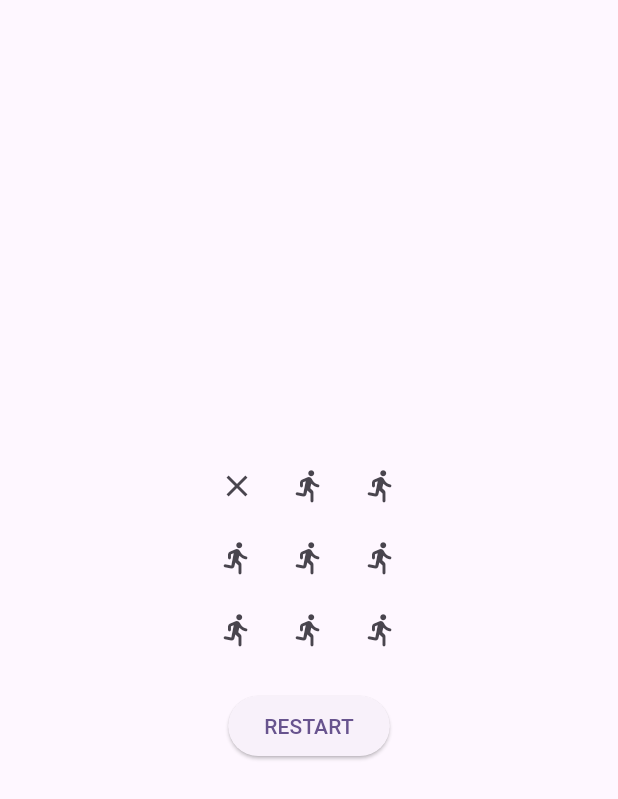
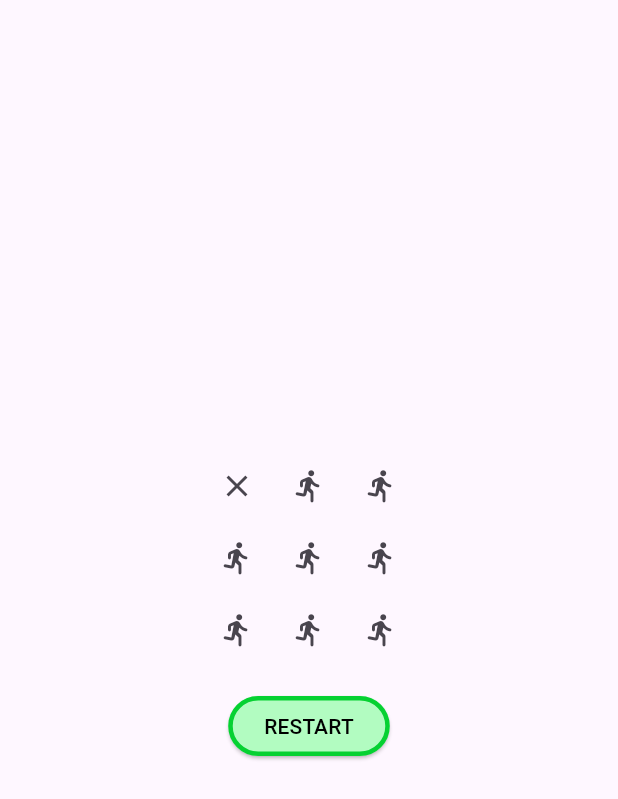
Before and after one commit to Nikorasukun/TicTacDart, a Flutter app: the screen it shows after launch, after a tap on the "directions run" icon, on a phone screen of 412 x 824 dp. Shown: the top 799 px of the screen. Run offline on Flutter 3.47's test engine with Material 3 defaults, Android fonts, the phone set to English and light mode, and no system bars; our stand-ins replace cool_alert.

Commit message:
risolto bug per il quale se cliccavi una casella già occupata la sovrascriveva

```diff
--- a/lib/main.dart
+++ b/lib/main.dart
@@ -49,60 +49,58 @@ class _MyHomePageState extends State<MyHomePage> {
     switch(s){
       case "lu":
         setState(() {
-          icons[0] = state ? Icons.circle_outlined : Icons.close;
+          if(icons[0] == Icons.directions_run_rounded) { icons[0] = state ? Icons.circle_outlined : Icons.close; state = !state; }
         });
         break;
 
       case "cu":
         setState(() {
-          icons[1] = state ? Icons.circle_outlined : Icons.close;
+          if(icons[1] == Icons.directions_run_rounded) { icons[1] = state ? Icons.circle_outlined : Icons.close; state = !state; }
         });
         break;
 
       case "ru":
         setState(() {
-          icons[2] = state ? Icons.circle_outlined : Icons.close;
+          if(icons[2] == Icons.directions_run_rounded) { icons[2] = state ? Icons.circle_outlined : Icons.close; state = !state; }
         });
         break;
 
       case "lm":
         setState(() {
-          icons[3] = state ? Icons.circle_outlined : Icons.close;
+          if(icons[3] == Icons.directions_run_rounded) { icons[3] = state ? Icons.circle_outlined : Icons.close; state = !state; }
         });
         break;
 
       case "cm":
         setState(() {
-          icons[4] = state ? Icons.circle_outlined : Icons.close;
+          if(icons[4] == Icons.directions_run_rounded) { icons[4] = state ? Icons.circle_outlined : Icons.close; state = !state; }
         });
         break;
 
       case "rm":
         setState(() {
-          icons[5] = state ? Icons.circle_outlined : Icons.close;
+          if(icons[5] == Icons.directions_run_rounded) { icons[5] = state ? Icons.circle_outlined : Icons.close; state = !state; }
         });
         break;
 
       case "ld":
         setState(() {
-          icons[6] = state ? Icons.circle_outlined : Icons.close;
+          if(icons[6] == Icons.directions_run_rounded) { icons[6] = state ? Icons.circle_outlined : Icons.close; state = !state; }
         });
         break;
 
       case "cd":
         setState(() {
-          icons[7] = state ? Icons.circle_outlined : Icons.close;
+          if(icons[7] == Icons.directions_run_rounded) { icons[7] = state ? Icons.circle_outlined : Icons.close; state = !state; }
         });
         break;
 
       case "rd":
         setState(() {
-          icons[8] = state ? Icons.circle_outlined : Icons.close;
+          if(icons[8] == Icons.directions_run_rounded) { icons[8] = state ? Icons.circle_outlined : Icons.close; state = !state; }
         });
         break;
     }
-
-    state = !state;
 
     if(_hasWon() != "no") {
       _showAlert(_hasWon());
@@ -172,7 +170,20 @@ class _MyHomePageState extends State<MyHomePage> {
             ),
             Padding(
               padding: const EdgeInsets.all(16.0),
-              child: ElevatedButton(onPressed: _restart, child: const Text("RESTART"),),
+              child:
+              ElevatedButton(
+                style: const ButtonStyle(
+                  foregroundColor: WidgetStatePropertyAll(Colors.black),
+                  backgroundColor: WidgetStatePropertyAll<Color>(Color.fromARGB(255, 178, 252, 193)),
+                  side: WidgetStatePropertyAll(BorderSide(
+                    width: 3.0,
+                    color: Color.fromARGB(255, 6, 209, 50)
+                  ),
+                  ),
+                ),
+                onPressed: _restart,
+                child: const Text("RESTART"),
+              ),
             )
           ],
         ),
```
